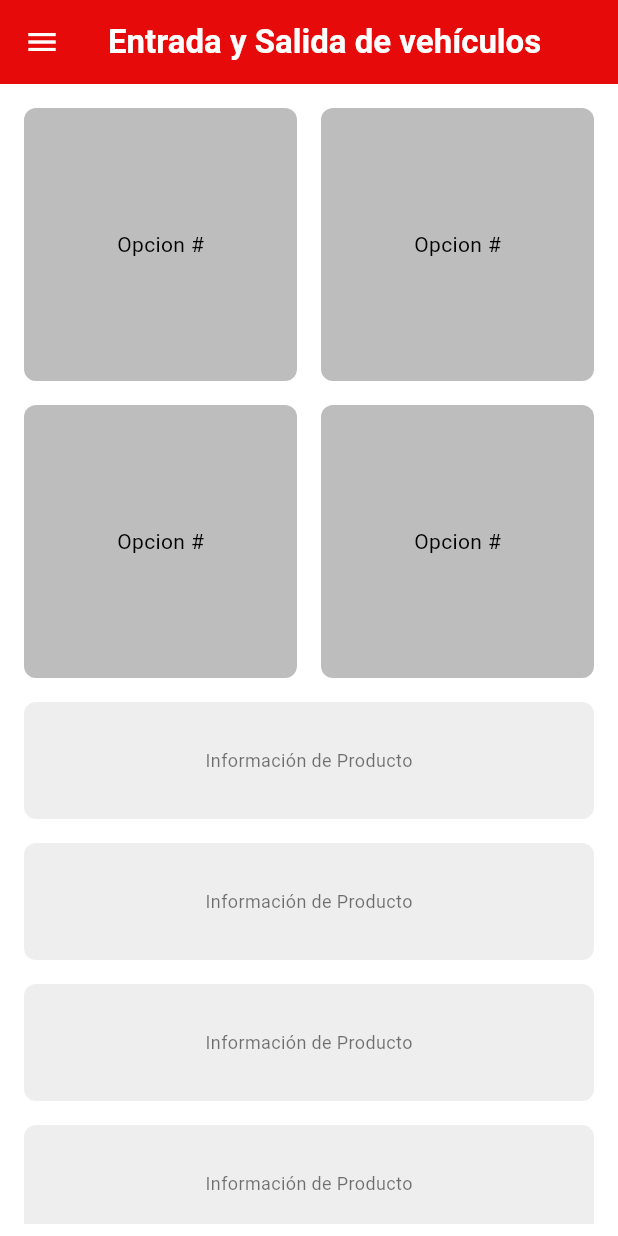
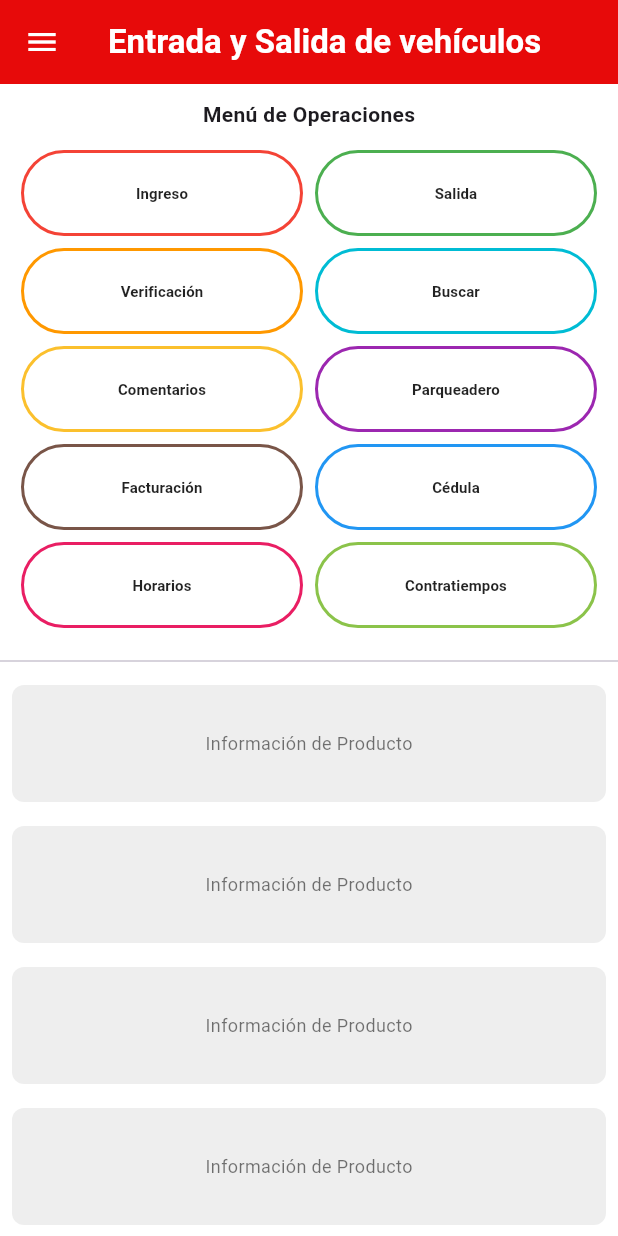
Before and after one commit to aprendizdev2-star/Inicio-de-Sesi-n-y-Registro, a Flutter app: the screen it shows after launch, on a phone screen of 412 x 824 dp. Run offline on Flutter 3.47's test engine with Material 3 defaults, Android fonts, the phone set to English and light mode, and no system bars.

Commit message:
Agregando nuevos archivos al dashboard

```diff
--- a/lib/responsive/mobil_body.dart
+++ b/lib/responsive/mobil_body.dart
@@ -1,6 +1,5 @@
 import 'package:flutter/material.dart';
 import '../constants.dart';
-import '../util/my_box.dart';
 import '../util/my_tile.dart';
 
 class MobileScaffold extends StatefulWidget {
@@ -11,41 +10,67 @@ class MobileScaffold extends StatefulWidget {
 }
 
 class _MobileScaffoldState extends State<MobileScaffold> {
+  // Función para los botones ovalados
+  Widget botonColorido(String texto, Color colorBorde) {
+    return Padding(
+      padding: const EdgeInsets.all(4.0),
+      child: OutlinedButton(
+        onPressed: () {},
+        style: OutlinedButton.styleFrom(
+          side: BorderSide(color: colorBorde, width: 2),
+          shape: const StadiumBorder(),
+          backgroundColor: Colors.white,
+        ),
+        child: Text(
+          texto,
+          textAlign: TextAlign.center,
+          style: const TextStyle(color: Colors.black87, fontWeight: FontWeight.bold, fontSize: 10),
+        ),
+      ),
+    );
+  }
+
   @override
   Widget build(BuildContext context) {
     return Scaffold(
       backgroundColor: defaultBackgroundColor,
       appBar: myAppBar,
       drawer: myDrawer,
-      body: Padding(
-        padding: const EdgeInsets.all(8.0),
+      body: SingleChildScrollView( // Permite hacer scroll si hay muchos botones
         child: Column(
           children: [
-            // 1. Los primeros 4 boxes en grid (Fotos de Productos)
-            AspectRatio(
-              aspectRatio: 1, // Proporción 1:1 para la cuadrícula superior
-              child: SizedBox(
-                width: double.infinity,
-                child: GridView.builder(
-                  itemCount: 4, // 🎯 Reto: Incluir 4 fotos de productos
-                  gridDelegate: const SliverGridDelegateWithFixedCrossAxisCount(
-                    crossAxisCount: 2, // 2 columnas
-                  ),
-                  itemBuilder: (context, index) {
-                    return const MyBox();
-                  },
-                ),
-              ),
+            const SizedBox(height: 10),
+            const Text("Menú de Operaciones", style: TextStyle(fontWeight: FontWeight.bold)),
+
+            // Rejilla que se ajusta al contenido
+            GridView.count(
+              shrinkWrap: true, // Importante: ajusta el tamaño al contenido
+              physics: const NeverScrollableScrollPhysics(), // Evita conflicto de scroll
+              crossAxisCount: 2,
+              childAspectRatio: 3.0,
+              padding: const EdgeInsets.all(10),
+              children: [
+                botonColorido("Ingreso", Colors.red),
+                botonColorido("Salida", Colors.green),
+                botonColorido("Verificación", Colors.orange),
+                botonColorido("Buscar", Colors.cyan),
+                botonColorido("Comentarios", Colors.yellow[700]!),
+                botonColorido("Parqueadero", Colors.purple),
+                botonColorido("Facturación", Colors.brown),
+                botonColorido("Cédula", Colors.blue),
+                botonColorido("Horarios", Colors.pink),
+                botonColorido("Contratiempos", Colors.lightGreen),
+              ],
             ),
 
-            // 2. Lista de información de productos (en los espacios debajo)
-            Expanded(
-              child: ListView.builder(
-                itemCount: 7, // Número de elementos de lista
-                itemBuilder: (context, index) {
-                  return const MyTile(); // Usando MyTile para la información
-                },
-              ),
+            const Divider(),
+
+            // Lista de información
+            ListView.builder(
+              shrinkWrap: true,
+              physics: const NeverScrollableScrollPhysics(),
+              itemCount: 5,
+              itemBuilder: (context, index) => const MyTile(),
             ),
           ],
         ),
```
Also changed, not shown: lib/responsive/desktop_body.dart (+84 -40 lines), lib/responsive/tablet_body.dart (+41 -27 lines).
